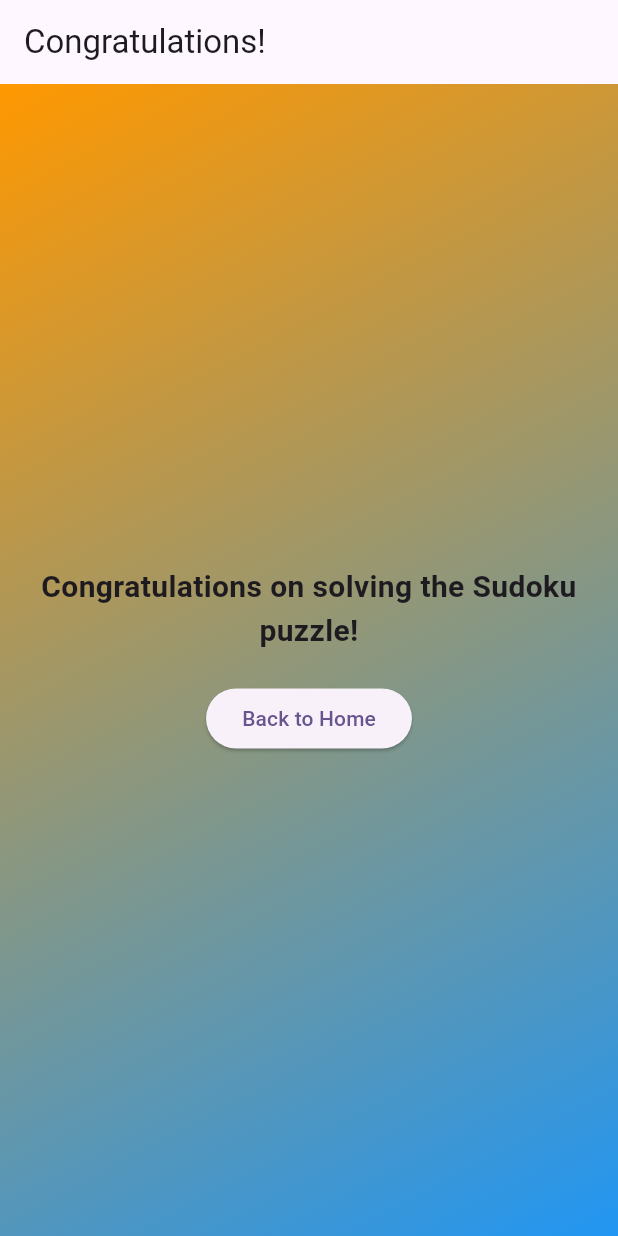
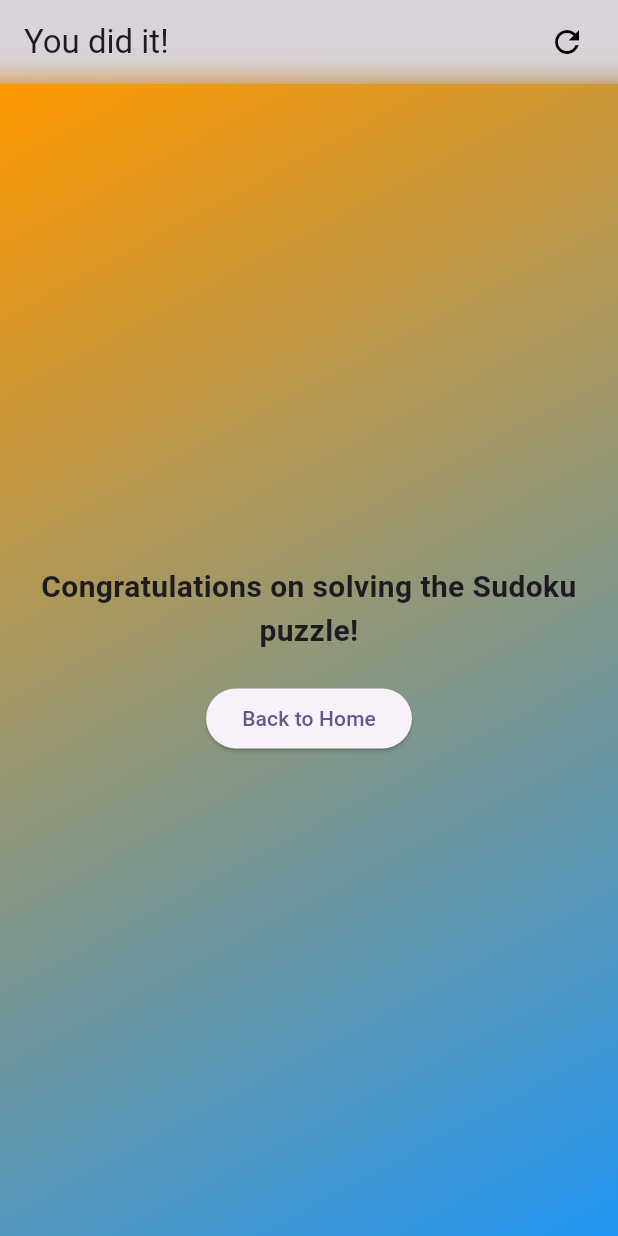
Before and after one commit to flippi321/Sodukoid, a Flutter app: the SodukuCongratulationsScreen screen opened directly, on a phone screen of 412 x 824 dp. Run offline on Flutter 3.47's test engine with Material 2 defaults, Android fonts, the phone set to English and light mode, and no system bars; our stand-ins replace csv.

Commit message:
Implemented the custom appbar

```diff
--- a/lib/soduku_congratulations_page.dart
+++ b/lib/soduku_congratulations_page.dart
@@ -1,5 +1,6 @@
 import 'package:flutter/material.dart';
 import 'package:soduku_app/home.dart';
+import 'package:soduku_app/widgets/custom_appbar.dart';
 
 class SodukuCongratulationsScreen extends StatelessWidget {
   const SodukuCongratulationsScreen({super.key});
@@ -7,9 +8,7 @@ class SodukuCongratulationsScreen extends StatelessWidget {
   @override
   Widget build(BuildContext context) {
     return Scaffold(
-      appBar: AppBar(
-        title: const Text('Congratulations!'),
-      ),
+      appBar: const CustomAppBar(title: "You did it!"),
       body: Container(
         decoration: const BoxDecoration(
           gradient: LinearGradient(
```
